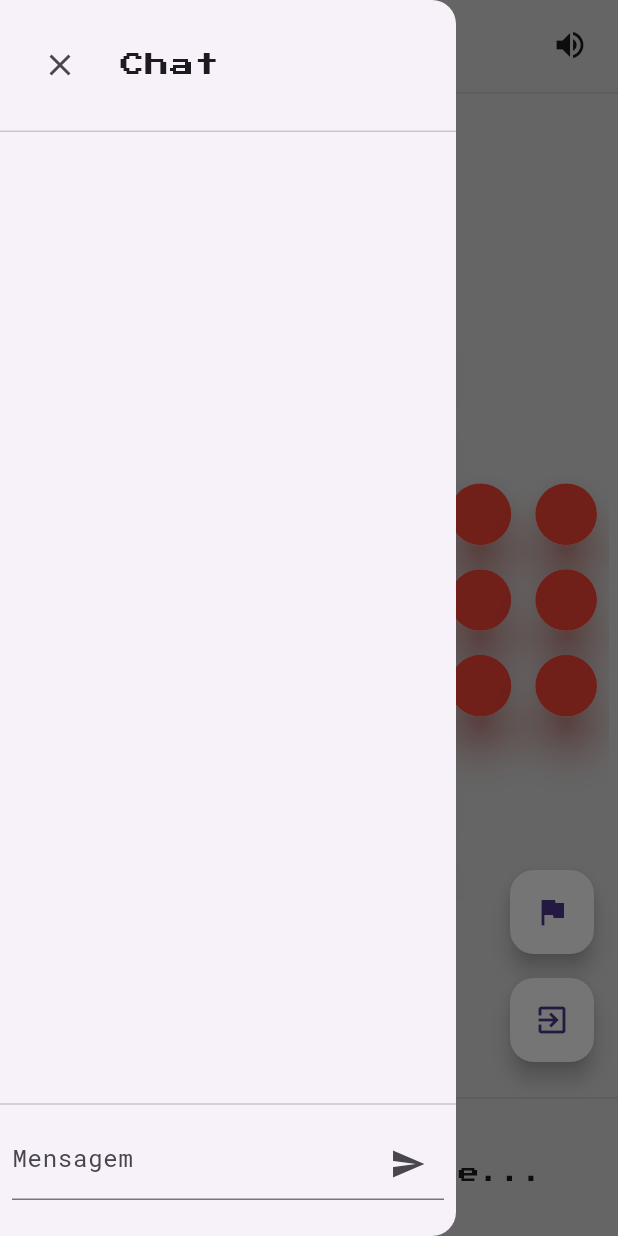
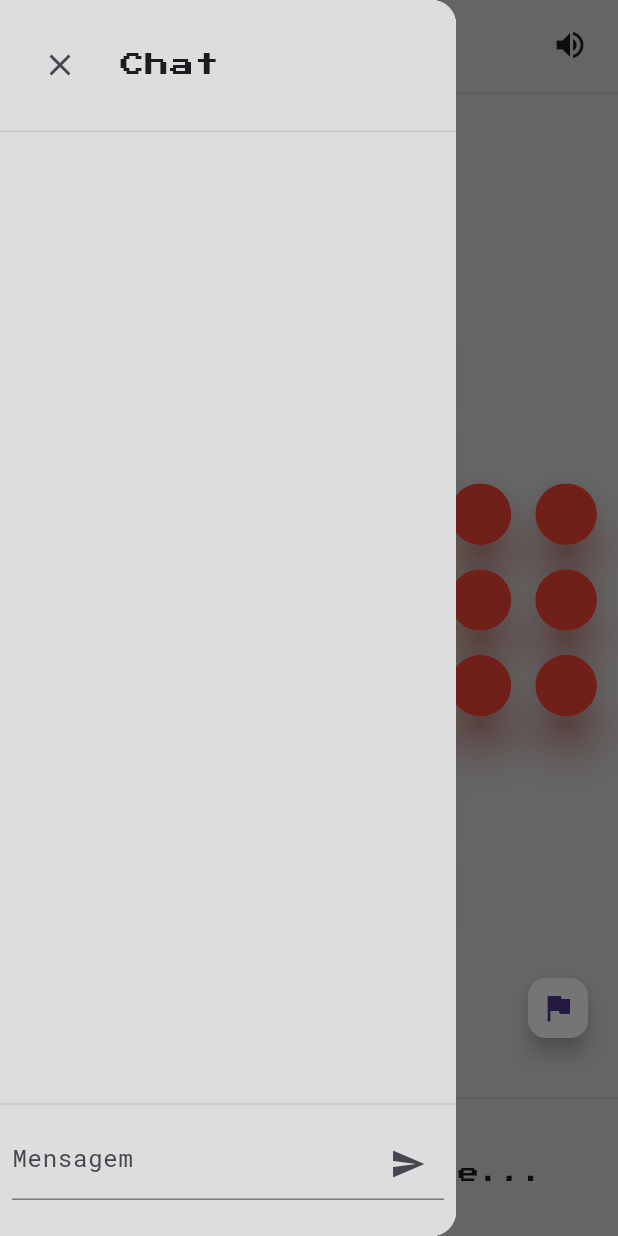
Before and after one commit to jbrenorv/restaum, a Flutter app: the GamePage screen opened directly with empty values, with the side drawer open, on a phone screen of 412 x 824 dp. Run offline on Flutter 3.47's test engine with Material 3 defaults, Android fonts, the light colour scheme and no system bars; our stand-ins replace audioplayers, bloc, flutter_bloc; missing offline and left inert: network_info_plus, window_manager, windows_single_instance; statements that could not run were skipped.

Commit message:
feat: added adaptations for mobile and some fixes

```diff
--- a/lib/socket/dto/data_type.dart
+++ b/lib/socket/dto/data_type.dart
@@ -2,7 +2,8 @@ enum DataType {
   chat,
   movement,
   start,
-  whiteFlag;
+  whiteFlag,
+  disconnectedPair;
 
   int toMap() => DataType.values.indexOf(this);
 
--- a/lib/utils/utils.dart
+++ b/lib/utils/utils.dart
@@ -1,3 +1,7 @@
+import 'dart:io';
+
+import 'package:flutter/material.dart';
+
 import '../entities/cell_entity.dart';
 import '../entities/destination_entity.dart';
 import '../socket/dto/socket_dto.dart';
@@ -57,3 +61,18 @@ bool isGameOver(List<CellEntity> board) {
   ];
   return destinations.isEmpty;
 }
+
+bool get isPlatformDesktop =>
+    Platform.isLinux || Platform.isMacOS || Platform.isWindows;
+
+void showSnackbar(BuildContext context, String message) {
+  ScaffoldMessenger.of(context).showSnackBar(
+    SnackBar(
+      behavior: SnackBarBehavior.fixed,
+      content: Text(
+        message,
+        textAlign: TextAlign.center,
+      ),
+    ),
+  );
+}
--- a/lib/widgets/app_bar_widget.dart
+++ b/lib/widgets/app_bar_widget.dart
@@ -1,5 +1,6 @@
 import 'package:flutter/material.dart';
 import 'package:flutter_bloc/flutter_bloc.dart';
+import 'package:restaum/utils/utils.dart';
 
 import '../bloc/game_bloc.dart';
 import '../bloc/game_state.dart';
@@ -11,6 +12,19 @@ AppBar appBarWidget({
   required VoidCallback openChat,
   required VoidCallback toogleSound,
 }) {
+  TextStyle? playerNameTextStyle;
+  double? swordsImageSize;
+  double swordsHorizontalPadding = 32.0;
+
+  if (!isPlatformDesktop) {
+    playerNameTextStyle = const TextStyle(
+      fontWeight: FontWeight.w400,
+      fontSize: 14.0,
+    );
+    swordsImageSize = 16.0;
+    swordsHorizontalPadding = 8.0;
+  }
+
   return AppBar(
     toolbarHeight: 76.0,
     titleSpacing: 0.0,
@@ -32,13 +46,25 @@ AppBar appBarWidget({
                     child: Text(
                       state.firstPlayer,
                       textAlign: TextAlign.right,
+                      style: playerNameTextStyle,
                     ),
                   ),
                   Padding(
-                    padding: const EdgeInsets.symmetric(horizontal: 32.0),
-                    child: Image.asset(Constants.swordsImagePath),
+                    padding: EdgeInsets.symmetric(
+                      horizontal: swordsHorizontalPadding,
+                    ),
+                    child: Image.asset(
+                      Constants.swordsImagePath,
+                      height: swordsImageSize,
+                      width: swordsImageSize,
+                    ),
                   ),
-                  Expanded(child: Text(state.secondPlayer)),
+                  Expanded(
+                    child: Text(
+                      state.secondPlayer,
+                      style: playerNameTextStyle,
+                    ),
+                  ),
                   IconButton(
                     tooltip:
                         '${state.soundEnable ? 'Desabilitar' : 'Habilitar'} som',
--- a/lib/widgets/chat_widget.dart
+++ b/lib/widgets/chat_widget.dart
@@ -23,7 +23,8 @@ class ChatWidget extends StatelessWidget {
 
   @override
   Widget build(BuildContext context) {
-    return BlocBuilder<GameBloc, GameState>(
+    return Scaffold(
+      body: BlocBuilder<GameBloc, GameState>(
         bloc: bloc,
         builder: (context, state) {
           return Column(
@@ -68,6 +69,7 @@ class ChatWidget extends StatelessWidget {
             ],
           );
         },
+      ),
     );
   }
 
--- a/lib/widgets/elevated_button_widget.dart
+++ b/lib/widgets/elevated_button_widget.dart
@@ -6,18 +6,20 @@ class ElevatedButtonWidget extends StatelessWidget {
     required this.onPressed,
     required this.text,
     this.loading = false,
+    this.color,
   });
 
   final String text;
   final VoidCallback? onPressed;
   final bool loading;
+  final Color? color;
 
   @override
   Widget build(BuildContext context) {
     return ElevatedButton(
       onPressed: loading ? null : onPressed,
       style: ElevatedButton.styleFrom(
-        backgroundColor: Colors.lime,
+        backgroundColor: color ?? Colors.lime,
         elevation: 8.0,
         shape: RoundedRectangleBorder(
           borderRadius: BorderRadius.circular(8.0),
@@ -36,6 +38,7 @@ class ElevatedButtonWidget extends StatelessWidget {
               child: Text(
                 text,
                 style: const TextStyle(color: Colors.black),
+                textAlign: TextAlign.center,
               ),
             ),
     );
--- a/lib/widgets/floating_action_buttons_widget.dart
+++ b/lib/widgets/floating_action_buttons_widget.dart
@@ -28,30 +28,34 @@ class FloatingActionButtonsWidget extends StatelessWidget {
           mainAxisSize: MainAxisSize.min,
           children: [
             if (state.gameOver) ...[
-              FloatingActionButton(
+              FloatingActionButton.small(
                 tooltip: 'Novo jogo',
                 heroTag: 'new-game',
                 backgroundColor: Colors.white,
-                onPressed: state.gameOver ? newGame : null,
+                onPressed: newGame,
                 child: Image.asset(Constants.swordsImagePath),
               ),
-              const SizedBox(height: 16.0),
+              const SizedBox(height: 12.0),
             ],
-            FloatingActionButton(
+            if (!state.gameOver) ...[
+              FloatingActionButton.small(
                 tooltip: 'Desistir',
                 heroTag: 'flag',
                 backgroundColor: Colors.white,
-              onPressed: state.gameOver ? null : whiteFlag,
+                onPressed: whiteFlag,
                 child: const Icon(Icons.flag),
               ),
-            const SizedBox(height: 16.0),
-            FloatingActionButton(
+              const SizedBox(height: 12.0),
+            ],
+            if (state.gameOver) ...[
+              FloatingActionButton.small(
                 tooltip: 'Sair',
                 heroTag: 'exit',
                 backgroundColor: Colors.white,
-              onPressed: state.gameOver ? exit : null,
+                onPressed: exit,
                 child: const Icon(Icons.exit_to_app),
               ),
+            ],
           ],
         );
       },
--- a/lib/widgets/footer_widget.dart
+++ b/lib/widgets/footer_widget.dart
@@ -27,6 +27,7 @@ class FooterWidget extends StatelessWidget {
                     : state.myTurn
                         ? 'Sua vez!'
                         : 'Aguardando oponente...',
+                textAlign: TextAlign.center,
               ),
             ),
           ],
--- a/pubspec.yaml
+++ b/pubspec.yaml
@@ -17,8 +17,8 @@ dependencies:
   flutter_bloc: ^8.1.3
   audioplayers: ^5.2.1
   window_manager: ^0.3.8
-  dart_ipify: ^1.1.1
   network_info_plus: ^4.1.0+1
+  windows_single_instance: ^1.0.1
 
 dev_dependencies:
   flutter_test:
```
Also changed, not shown: lib/bloc/game_bloc.dart (+6 -9 lines), lib/main.dart (+6 -1 lines), lib/pages/game_page.dart (+67 -12 lines), lib/pages/home_page.dart (+78 -50 lines), lib/pages/user_identification_page.dart (+7 -2 lines), lib/socket/dto/socket_dto.dart (+23 -0 lines), lib/socket/game_sockets_controller.dart (+61 -13 lines), lib/widgets/challenge_dialog_widget.dart (+17 -3 lines), lib/widgets/disconnected_pair_dialog_widget.dart (added, +43 -0 lines), pubspec.lock, 4 other files. Lines whose indentation alone changed are shown as unchanged.
